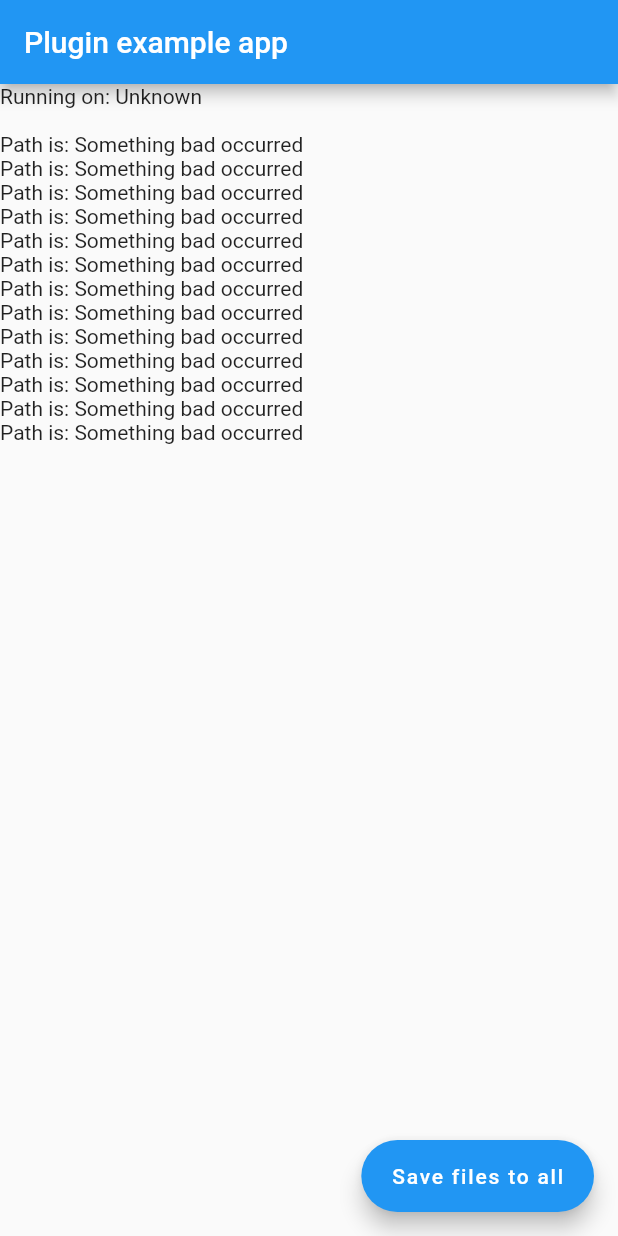
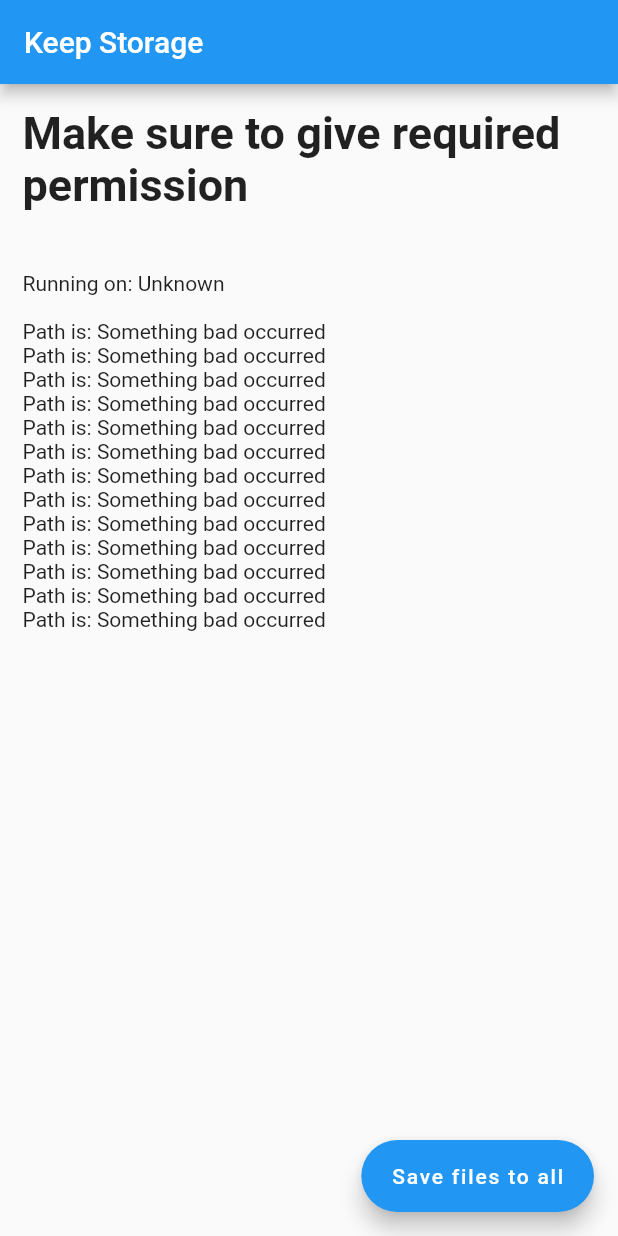
Before and after one commit to nikhilbadyal/keep_ext_storage, a Flutter app: the screen it shows after launch, on a phone screen of 412 x 824 dp. Run offline on Flutter 3.47's test engine with Material 2 defaults, Android fonts, the phone set to English and light mode, and no system bars.

Commit message:
Minor changes

```diff
--- a/example/lib/main.dart
+++ b/example/lib/main.dart
@@ -19,6 +19,22 @@ class MyApp extends StatefulWidget {
 String error = 'Something bad occurred';
 
 class _MyAppState extends State<MyApp> {
+  @override
+  Widget build(BuildContext context) {
+    return const MaterialApp(
+      home: MyBeautifulApp(),
+    );
+  }
+}
+
+class MyBeautifulApp extends StatefulWidget {
+  const MyBeautifulApp({Key? key}) : super(key: key);
+
+  @override
+  _MyBeautifulAppState createState() => _MyBeautifulAppState();
+}
+
+class _MyBeautifulAppState extends State<MyBeautifulApp> {
   String _platformVersion = 'Unknown';
   var str1 = error;
   var str2 = error;
@@ -83,12 +99,18 @@ class _MyAppState extends State<MyApp> {
 
   @override
   Widget build(BuildContext context) {
-    return MaterialApp(
-      home: Scaffold(
+    return Scaffold(
       appBar: AppBar(
-          title: const Text('Plugin example app'),
+        title: const Text('Keep Storage'),
       ),
-        body: ListView(children: [
+      body: Padding(
+        padding: const EdgeInsets.all(15.0),
+        child: ListView(children: [
+          const Text(
+            'Make sure to give required permission',
+            style: TextStyle(fontWeight: FontWeight.bold, fontSize: 30),
+          ),
+          const Padding(padding: EdgeInsets.only(bottom: 40)),
           Text('Running on: $_platformVersion\n'),
           Text('Path is: $str1'),
           Text('Path is: $str2'),
@@ -104,8 +126,10 @@ class _MyAppState extends State<MyApp> {
           Text('Path is: $str12'),
           Text('Path is: $str13'),
         ]),
+      ),
       floatingActionButton: FloatingActionButton.extended(
         onPressed: () async {
+          try {
             const fileName = 'TestFile.txt';
             var file = await File('$str1/$fileName').create();
             await file.writeAsString(str1);
@@ -133,9 +157,12 @@ class _MyAppState extends State<MyApp> {
             await file.writeAsString(str12);
             file = await File('$str13/$fileName').create(recursive: true);
             await file.writeAsString(str13);
+          } catch (e) {
+            ScaffoldMessenger.of(context)
+                .showSnackBar(SnackBar(content: Text(e.toString())));
+          }
         },
         label: const Text('Save files to all'),
-        ),
       ),
     );
   }
```
Also changed, not shown: 3 other files. Lines whose indentation alone changed are shown as unchanged.
